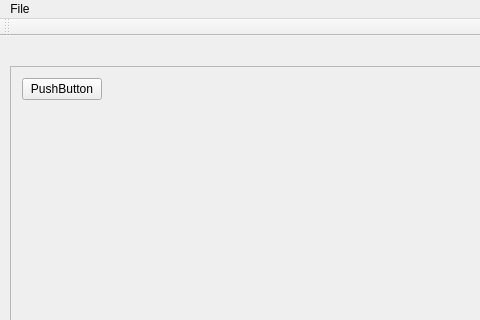
The window that groundstation/mainwindow.ui (utat-uav/groundstation) describes before a commit, drawn with Qt 5; both pictures show x 0 to 480 and y 0 to 320 of the 683 by 433 pixel window.
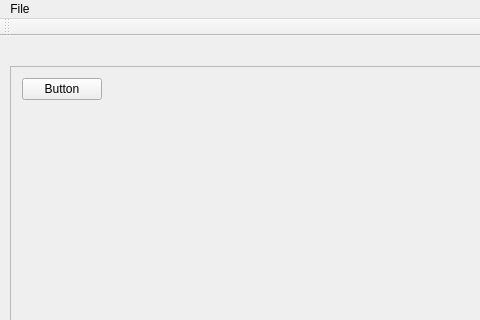
The same window after the commit.

```diff
--- a/groundstation/mainwindow.ui
+++ b/groundstation/mainwindow.ui
@@ -51,7 +51,7 @@
        <item row="0" column="0">
         <widget class="QPushButton" name="pushButton">
          <property name="text">
-          <string>PushButton</string>
+          <string>Button</string>
          </property>
         </widget>
        </item>
```
